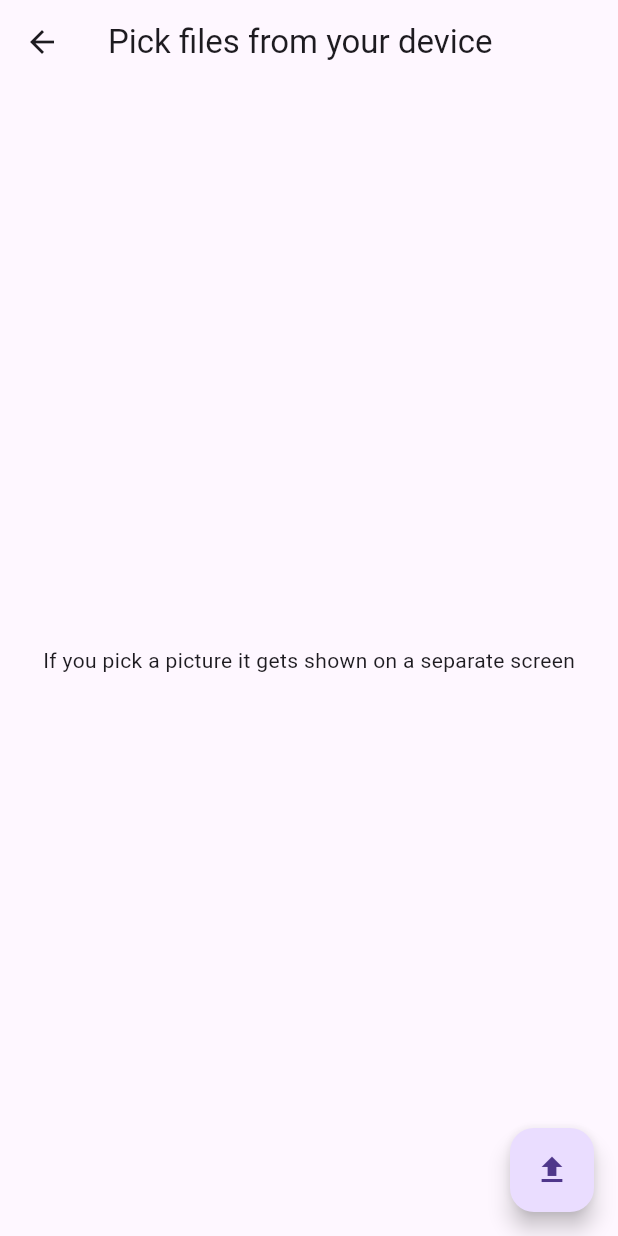
After one commit to WoutVanAelPXL/mobile-frameworks-test-apps, a Flutter app: the PickFilesView screen opened by its route, after a tap on the "file upload" icon, on a phone screen of 412 x 824 dp. The commit adds this screen. Run offline on Flutter 3.47's test engine with Material 3 defaults, Android fonts, the phone set to English and light mode, and no system bars; our stand-ins replace file_picker, image_picker; generated files the repository leaves out were written again.

Commit message:
taking pictures, selecting pictures and files works

```diff
--- a/flutter_test_app/lib/src/app.dart
+++ b/flutter_test_app/lib/src/app.dart
@@ -1,7 +1,10 @@
 import 'package:flutter/material.dart';
 import 'package:flutter_gen/gen_l10n/app_localizations.dart';
 import 'package:flutter_localizations/flutter_localizations.dart';
+import 'package:flutter_test_app/src/display_pdf_feature/display_pdf_view.dart';
 import 'package:flutter_test_app/src/home/home_view.dart';
+import 'package:flutter_test_app/src/pick_files_feature/pick_files_view.dart';
+import 'package:flutter_test_app/src/take_photo_feature/take_photo_view.dart';
 
 import 'sample_feature/sample_item_details_view.dart';
 import 'sample_feature/sample_item_list_view.dart';
@@ -75,6 +78,12 @@ class MyApp extends StatelessWidget {
                     return const SampleItemDetailsView();
                   case SampleItemListView.routeName:
                     return const SampleItemListView();
+                  case TakePhotoView.routeName:
+                    return const TakePhotoView();
+                  case PickFilesView.routeName:
+                    return const PickFilesView();
+                  case DisplayPdfView.routeName:
+                    return const DisplayPdfView();
                   case HomeView.routeName:
                   default:
                     return const HomeView();
--- /dev/null
+++ b/flutter_test_app/lib/src/pick_files_feature/pick_files_view.dart
@@ -0,0 +1,59 @@
+import 'dart:io';
+
+import 'package:file_picker/file_picker.dart';
+import 'package:flutter/material.dart';
+import 'package:mime/mime.dart';
+
+import '../take_photo_feature/take_photo_view.dart';
+
+/// View where the functionality to pick files from storage is tested
+class PickFilesView extends StatelessWidget {
+  const PickFilesView({super.key});
+
+  static const routeName = '/pick_files';
+
+  @override
+  Widget build(BuildContext context) {
+    return Scaffold(
+      appBar: AppBar(title: const Text('Pick files from your device')),
+      body: const Center(
+          child:
+              Text('If you pick a picture it gets shown on a separate screen')),
+      floatingActionButton: FloatingActionButton(
+        onPressed: () async {
+          try {
+            FilePickerResult? result = await FilePicker.platform.pickFiles();
+
+            if (result != null) {
+              File file = File(result.files.single.path!);
+
+              if (!context.mounted) return;
+
+              final mimeType = lookupMimeType(file.path);
+
+              // Display the file if it is a image
+              if (mimeType!.startsWith('image/')) {
+                // If the file was uploaded, display it on a new screen.
+                await Navigator.of(context).push(
+                  MaterialPageRoute(
+                    builder: (context) => DisplayPictureScreen(
+                      // Pass the automatically generated path to
+                      // the DisplayPictureScreen widget.
+                      imagePath: file.path,
+                    ),
+                  ),
+                );
+              }
+            } else {
+              // User canceled the picker
+            }
+          } catch (e) {
+            // If an error occurs, log the error to the console.
+            print(e);
+          }
+        },
+        child: const Icon(Icons.file_upload),
+      ),
+    );
+  }
+}
--- a/flutter_test_app/pubspec.yaml
+++ b/flutter_test_app/pubspec.yaml
@@ -10,10 +10,15 @@ environment:
   sdk: '>=3.3.0 <4.0.0'
 
 dependencies:
+  file_picker: ^6.2.0
   flutter:
     sdk: flutter
   flutter_localizations:
     sdk: flutter
+  image_picker: ^1.0.7
+  mime: ^1.0.5
+  path: ^1.9.0
+  path_provider: ^2.1.2
 
 dev_dependencies:
   flutter_test:
```
Also changed, not shown: flutter_test_app/lib/src/display_pdf_feature/display_pdf_view.dart (added, +16 -0 lines), flutter_test_app/lib/src/home/home_view.dart (+25 -4 lines), flutter_test_app/lib/src/take_photo_feature/take_photo_view.dart (added, +80 -0 lines), flutter_test_app/pubspec.lock, 5 other files.
